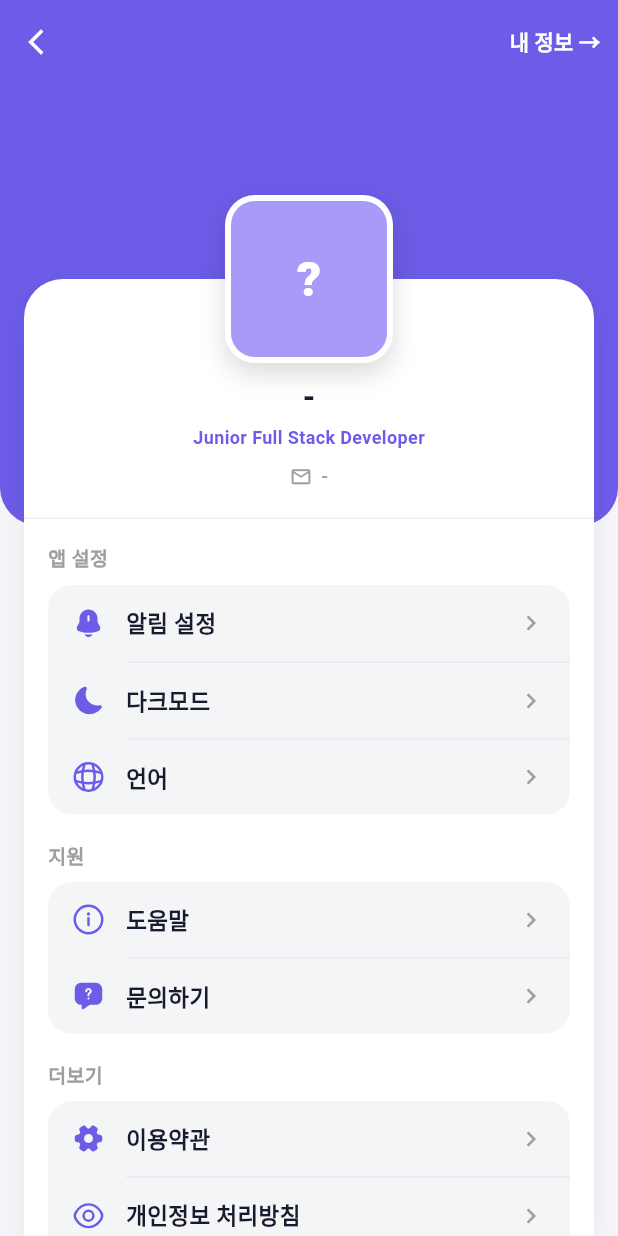
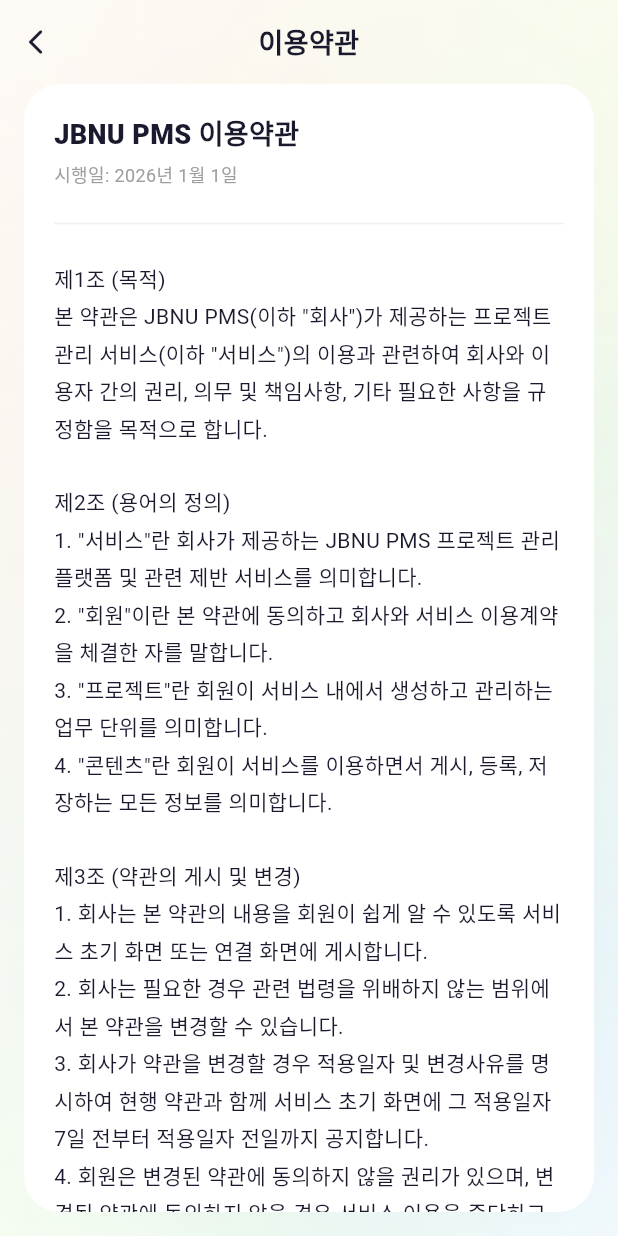
Before and after one commit to seb0070/jbnu-pms-fe, a Flutter app: the MoreScreen screen opened directly, after a tap on "이용약관", on a phone screen of 412 x 824 dp. Run offline on Flutter 3.47's test engine with Material 3 defaults, Android fonts, the phone set to English and light mode, and no system bars; our stand-ins replace dio, flutter_svg, google_sign_in, logger, shared_preferences; accounts and stored records are empty; network calls fail.

Commit message:
feat: 이용약관 및 개인정보처리방침 화면 구현 (#11)

```diff
--- a/lib/features/more/screens/more_screen.dart
+++ b/lib/features/more/screens/more_screen.dart
@@ -4,6 +4,8 @@
 import '../../user/services/user_service.dart';
 import '../../auth/services/auth_service.dart';
 import '../../auth/screens/onboarding_screen.dart';
+import 'terms_screen.dart';
+import 'privacy_screen.dart';
 
 class MoreScreen extends StatefulWidget {
   const MoreScreen({super.key});
@@ -294,13 +296,25 @@
                                               iconPath:
                                                   'lib/assets/icons/more_ToS.svg',
                                               title: '이용약관',
-                                              onTap: () {},
+                                              onTap: () => Navigator.push(
+                                                context,
+                                                MaterialPageRoute(
+                                                  builder: (_) =>
+                                                      const TermsScreen(),
+                                                ),
+                                              ),
                                             ),
                                             _menuItem(
                                               iconPath:
                                                   'lib/assets/icons/more_personal_doc.svg',
-                                              title: '개인정보 처리방침',
-                                              onTap: () {},
+                                              title: '개인정보처리방침',
+                                              onTap: () => Navigator.push(
+                                                context,
+                                                MaterialPageRoute(
+                                                  builder: (_) =>
+                                                      const PrivacyScreen(),
+                                                ),
+                                              ),
                                             ),
                                             _menuItem(
                                               iconPath:
--- /dev/null
+++ b/lib/features/more/screens/privacy_screen.dart
@@ -0,0 +1,181 @@
+import 'package:flutter/material.dart';
+
+class PrivacyScreen extends StatelessWidget {
+  const PrivacyScreen({super.key});
+
+  static const _purple = Color(0xFF6C5CE7);
+
+  static const String _termsContent = '''JBNU PMS 개인정보처리방침
+
+JBNU PMS(이하 "회사")는 개인정보보호법 제30조에 따라 정보주체의 개인정보를 보호하고 이와 관련한 고충을 신속하고 원활하게 처리할 수 있도록 다음과 같이 개인정보 처리방침을 수립·공개합니다.
+
+제1조 (개인정보의 처리 목적)
+회사는 다음의 목적을 위하여 개인정보를 처리합니다. 처리하고 있는 개인정보는 다음의 목적 이외의 용도로는 이용되지 않으며, 이용 목적이 변경되는 경우에는 개인정보보호법 제18조에 따라 별도의 동의를 받는 등 필요한 조치를 이행할 예정입니다.
+
+1. 회원 가입 및 관리
+회원 가입의사 확인, 회원제 서비스 제공에 따른 본인 식별·인증, 회원자격 유지·관리, 서비스 부정이용 방지, 각종 고지·통지 목적으로 개인정보를 처리합니다.
+
+2. 서비스 제공
+프로젝트 관리 서비스 제공, 콘텐츠 제공, 맞춤 서비스 제공을 목적으로 개인정보를 처리합니다.
+
+3. 고충처리
+민원인의 신원 확인, 민원사항 확인, 사실조사를 위한 연락·통지, 처리결과 통보의 목적으로 개인정보를 처리합니다.
+
+제2조 (개인정보의 처리 및 보유기간)
+1. 회사는 법령에 따른 개인정보 보유·이용기간 또는 정보주체로부터 개인정보를 수집 시에 동의받은 개인정보 보유·이용기간 내에서 개인정보를 처리·보유합니다.
+2. 각각의 개인정보 처리 및 보유 기간은 다음과 같습니다.
+   - 회원 가입 및 관리: 회원 탈퇴 시까지
+   - 단, 관계 법령 위반에 따른 수사·조사 등이 진행 중인 경우에는 해당 수사·조사 종료 시까지
+   - 서비스 제공: 서비스 이용계약 종료 시까지
+
+제3조 (처리하는 개인정보의 항목)
+회사는 다음의 개인정보 항목을 처리하고 있습니다.
+
+1. 필수항목
+   - 이메일 주소
+   - 이름
+   - 비밀번호(암호화 저장)
+
+2. 선택항목
+   - 프로필 이미지
+
+3. 서비스 이용 과정에서 자동으로 생성·수집되는 정보
+   - IP주소
+   - 쿠키
+   - 서비스 이용 기록
+   - 접속 로그
+
+제4조 (개인정보의 제3자 제공)
+회사는 정보주체의 개인정보를 제1조(개인정보의 처리 목적)에서 명시한 범위 내에서만 처리하며, 정보주체의 동의, 법률의 특별한 규정 등 개인정보보호법 제17조에 해당하는 경우에만 개인정보를 제3자에게 제공합니다.
+
+제5조 (개인정보처리의 위탁)
+회사는 원활한 개인정보 업무처리를 위하여 다음과 같이 개인정보 처리업무를 위탁하고 있습니다.
+   - 현재 위탁 업체 없음
+   - 위탁업무 발생 시 사전 공지 예정
+
+제6조 (정보주체의 권리·의무 및 행사방법)
+1. 정보주체는 회사에 대해 언제든지 다음 각 호의 개인정보 보호 관련 권리를 행사할 수 있습니다.
+   가. 개인정보 열람 요구
+   나. 오류 등이 있을 경우 정정 요구
+   다. 삭제 요구
+   라. 처리정지 요구
+2. 제1항에 따른 권리 행사는 회사에 대해 서면, 전화, 전자우편 등을 통하여 하실 수 있으며 회사는 이에 대해 지체없이 조치하겠습니다.
+3. 정보주체가 개인정보의 오류 등에 대한 정정 또는 삭제를 요구한 경우에는 회사는 정정 또는 삭제를 완료할 때까지 당해 개인정보를 이용하거나 제공하지 않습니다.
+
+제7조 (개인정보의 파기)
+1. 회사는 개인정보 보유기간의 경과, 처리목적 달성 등 개인정보가 불필요하게 되었을 때에는 지체없이 해당 개인정보를 파기합니다.
+2. 개인정보 파기의 절차 및 방법은 다음과 같습니다.
+   가. 파기절차: 불필요한 개인정보 및 개인정보파일은 개인정보책임자의 책임 하에 내부 방침 절차에 따라 파기합니다.
+   나. 파기방법: 전자적 파일 형태의 정보는 기록을 재생할 수 없는 기술적 방법을 사용합니다.
+
+제8조 (개인정보의 안전성 확보조치)
+회사는 개인정보의 안전성 확보를 위해 다음과 같은 조치를 취하고 있습니다.
+1. 관리적 조치: 내부관리계획 수립·시행, 정기적 직원 교육
+2. 기술적 조치: 개인정보처리시스템 등의 접근권한 관리, 접근통제시스템 설치, 개인정보의 암호화, 보안프로그램 설치
+3. 물리적 조치: 전산실, 자료보관실 등의 접근통제
+
+제9조 (개인정보 보호책임자)
+1. 회사는 개인정보 처리에 관한 업무를 총괄해서 책임지고, 개인정보 처리와 관련한 정보주체의 불만처리 및 피해구제 등을 위하여 아래와 같이 개인정보 보호책임자를 지정하고 있습니다.
+   - 개인정보 보호책임자: 추후 지정 예정
+   - 연락처: support@jbnu-pms.com
+
+2. 정보주체께서는 회사의 서비스를 이용하시면서 발생한 모든 개인정보 보호 관련 문의, 불만처리, 피해구제 등에 관한 사항을 개인정보 보호책임자에게 문의하실 수 있습니다.
+
+제10조 (개인정보 처리방침 변경)
+이 개인정보 처리방침은 2024. 1. 1부터 적용되며, 법령 및 방침에 따른 변경내용의 추가, 삭제 및 정정이 있는 경우에는 변경사항의 시행 7일 전부터 공지사항을 통하여 고지할 것입니다.
+
+부칙
+본 방침은 2026년 1월 1일부터 시행합니다.''';
+
+  @override
+  Widget build(BuildContext context) {
+    return Scaffold(
+      body: Stack(
+        children: [
+          Positioned.fill(
+            child: Image.asset(
+              'lib/assets/images/background.png',
+              fit: BoxFit.cover,
+            ),
+          ),
+          SafeArea(
+            child: Column(
+              children: [
+                // 앱바
+                SizedBox(
+                  height: 56,
+                  child: Row(
+                    children: [
+                      IconButton(
+                        icon: const Icon(
+                          Icons.arrow_back_ios_rounded,
+                          color: Color(0xFF1A1A2E),
+                          size: 20,
+                        ),
+                        onPressed: () => Navigator.pop(context),
+                      ),
+                      const Expanded(
+                        child: Text(
+                          '개인정보처리방침',
+                          textAlign: TextAlign.center,
+                          style: TextStyle(
+                            fontSize: 18,
+                            fontWeight: FontWeight.w700,
+                            color: Color(0xFF1A1A2E),
+                          ),
+                        ),
+                      ),
+                      const SizedBox(width: 48),
+                    ],
+                  ),
+                ),
+                // 내용
+                Expanded(
+                  child: Container(
+                    margin: const EdgeInsets.fromLTRB(16, 0, 16, 16),
+                    decoration: BoxDecoration(
+                      color: Colors.white,
+                      borderRadius: BorderRadius.circular(24),
+                    ),
+                    child: SingleChildScrollView(
+                      padding: const EdgeInsets.all(20),
+                      child: Column(
+                        crossAxisAlignment: CrossAxisAlignment.start,
+                        children: [
+                          const Text(
+                            'JBNU PMS 개인정보처리방침',
+                            style: TextStyle(
+                              fontSize: 18,
+                              fontWeight: FontWeight.w800,
+                              color: Color(0xFF1A1A2E),
+                            ),
+                          ),
+                          const SizedBox(height: 4),
+                          const Text(
+                            '시행일: 2026년 1월 1일',
+                            style: TextStyle(fontSize: 12, color: Colors.grey),
+                          ),
+                          const SizedBox(height: 16),
+                          const Divider(color: Color(0xFFF0F0F0)),
+                          const SizedBox(height: 16),
+                          Text(
+                            _termsContent,
+                            style: const TextStyle(
+                              fontSize: 14,
+                              color: Color(0xFF1A1A2E),
+                              height: 1.7,
+                            ),
+                          ),
+                        ],
+                      ),
+                    ),
+                  ),
+                ),
+              ],
+            ),
+          ),
+        ],
+      ),
+    );
+  }
+}
--- /dev/null
+++ b/lib/features/more/screens/terms_screen.dart
@@ -0,0 +1,192 @@
+import 'package:flutter/material.dart';
+
+class TermsScreen extends StatelessWidget {
+  const TermsScreen({super.key});
+
+  static const _purple = Color(0xFF6C5CE7);
+
+  static const String _termsContent = '''제1조 (목적)
+본 약관은 JBNU PMS(이하 "회사")가 제공하는 프로젝트 관리 서비스(이하 "서비스")의 이용과 관련하여 회사와 이용자 간의 권리, 의무 및 책임사항, 기타 필요한 사항을 규정함을 목적으로 합니다.
+
+제2조 (용어의 정의)
+1. "서비스"란 회사가 제공하는 JBNU PMS 프로젝트 관리 플랫폼 및 관련 제반 서비스를 의미합니다.
+2. "회원"이란 본 약관에 동의하고 회사와 서비스 이용계약을 체결한 자를 말합니다.
+3. "프로젝트"란 회원이 서비스 내에서 생성하고 관리하는 업무 단위를 의미합니다.
+4. "콘텐츠"란 회원이 서비스를 이용하면서 게시, 등록, 저장하는 모든 정보를 의미합니다.
+
+제3조 (약관의 게시 및 변경)
+1. 회사는 본 약관의 내용을 회원이 쉽게 알 수 있도록 서비스 초기 화면 또는 연결 화면에 게시합니다.
+2. 회사는 필요한 경우 관련 법령을 위배하지 않는 범위에서 본 약관을 변경할 수 있습니다.
+3. 회사가 약관을 변경할 경우 적용일자 및 변경사유를 명시하여 현행 약관과 함께 서비스 초기 화면에 그 적용일자 7일 전부터 적용일자 전일까지 공지합니다.
+4. 회원은 변경된 약관에 동의하지 않을 권리가 있으며, 변경된 약관에 동의하지 않을 경우 서비스 이용을 중단하고 탈퇴할 수 있습니다.
+
+제4조 (회원가입)
+1. 회원가입은 이용자가 약관의 내용에 동의하고, 회사가 정한 가입 양식에 따라 회원정보를 기입하여 가입 신청을 완료함으로써 체결됩니다.
+2. 회사는 다음 각 호에 해당하는 신청에 대하여는 승인을 하지 않거나 사후에 이용계약을 해지할 수 있습니다.
+   가. 타인의 명의를 사용하여 신청한 경우
+   나. 허위의 정보를 기재하거나, 회사가 제시하는 내용을 기재하지 않은 경우
+   다. 관련 법령에 위배되거나 사회의 안녕과 질서, 미풍양속을 저해할 목적으로 신청한 경우
+
+제5조 (서비스의 제공)
+1. 회사는 다음과 같은 서비스를 제공합니다.
+   가. 프로젝트 생성 및 관리 기능
+   나. 작업 할당 및 진행 상황 추적 기능
+   다. 팀원 간 협업 기능
+   라. 일정 관리 기능
+   마. 기타 회사가 추가 개발하거나 제휴계약 등을 통해 회원에게 제공하는 서비스
+2. 서비스는 연중무휴, 1일 24시간 제공함을 원칙으로 합니다.
+3. 회사는 컴퓨터 등 정보통신설비의 보수점검, 교체 및 고장, 통신두절 등의 사유가 발생한 경우에는 서비스의 제공을 일시적으로 중단할 수 있습니다.
+
+제6조 (서비스의 변경 및 중단)
+1. 회사는 상당한 이유가 있는 경우 운영상, 기술상의 필요에 따라 제공하고 있는 서비스의 전부 또는 일부를 변경할 수 있습니다.
+2. 서비스의 내용, 이용방법, 이용시간에 대하여 변경이 있는 경우 변경사유, 변경될 서비스의 내용 및 제공일자 등을 그 변경 전 7일 이상 해당 서비스 초기화면에 게시합니다.
+3. 회사는 다음 각 호에 해당하는 경우 서비스의 전부 또는 일부를 제한하거나 중지할 수 있습니다.
+   가. 서비스용 설비의 보수 등 공사로 인한 부득이한 경우
+   나. 정전, 제반 설비의 장애 또는 이용량의 폭주 등으로 정상적인 서비스 이용에 지장이 있는 경우
+   다. 서비스 제공업자와의 계약 종료 등과 같은 회사의 제반 사정으로 서비스를 유지할 수 없는 경우
+
+제7조 (회원정보의 변경)
+1. 회원은 개인정보관리화면을 통하여 언제든지 본인의 개인정보를 열람하고 수정할 수 있습니다.
+2. 회원은 회원가입 신청 시 기재한 사항이 변경되었을 경우 온라인으로 수정을 하거나 이메일 기타 방법으로 회사에 대하여 그 변경사항을 알려야 합니다.
+
+제8조 (개인정보보호)
+회사는 관련 법령이 정하는 바에 따라 회원의 개인정보를 보호하기 위해 노력합니다. 개인정보의 보호 및 사용에 대해서는 관련 법령 및 회사의 개인정보처리방침이 적용됩니다.
+
+제9조 (회원의 의무)
+1. 회원은 다음 행위를 하여서는 안 됩니다.
+   가. 신청 또는 변경 시 허위내용의 등록
+   나. 타인의 정보 도용
+   다. 회사가 게시한 정보의 변경
+   라. 회사가 정한 정보 이외의 정보(컴퓨터 프로그램 등) 등의 송신 또는 게시
+   마. 회사와 기타 제3자의 저작권 등 지적재산권에 대한 침해
+   바. 회사 및 기타 제3자의 명예를 손상시키거나 업무를 방해하는 행위
+   사. 외설 또는 폭력적인 메시지, 화상, 음성, 기타 공서양속에 반하는 정보를 서비스에 공개 또는 게시하는 행위
+2. 회원은 관계법령, 본 약관의 규정, 이용안내 및 서비스와 관련하여 공지한 주의사항, 회사가 통지하는 사항 등을 준수하여야 합니다.
+
+제10조 (회사의 의무)
+1. 회사는 관련 법령과 본 약관이 금지하거나 미풍양속에 반하는 행위를 하지 않으며, 계속적이고 안정적으로 서비스를 제공하기 위하여 최선을 다하여 노력합니다.
+2. 회사는 회원이 안전하게 서비스를 이용할 수 있도록 개인정보(신용정보 포함) 보호를 위해 보안시스템을 갖추어야 하며 개인정보처리방침을 공시하고 준수합니다.
+3. 회사는 서비스 이용과 관련하여 회원으로부터 제기된 의견이나 불만이 정당하다고 인정할 경우 이를 처리하여야 합니다.
+
+제11조 (콘텐츠의 관리)
+1. 회원이 작성한 콘텐츠에 대한 저작권 및 책임은 콘텐츠를 작성한 회원에게 있습니다.
+2. 회사는 회원이 작성한 콘텐츠를 서비스 제공 목적 범위 내에서 사용할 수 있습니다.
+3. 회사는 다음 각 호에 해당하는 콘텐츠나 자료에 대해서는 사전 통지 없이 삭제하거나 이동 또는 등록 거부를 할 수 있습니다.
+   가. 타인을 비방하거나 명예를 손상시키는 내용
+   나. 공서양속에 위반되는 내용
+   다. 범죄적 행위에 결부된다고 인정되는 내용
+   라. 회사의 저작권, 제3자의 저작권 등 기타 권리를 침해하는 내용
+   마. 기타 관계 법령에 위배되는 내용
+
+제12조 (계약해지 및 이용제한)
+1. 회원이 이용계약을 해지하고자 하는 경우에는 회원 본인이 서비스 내 제공되는 메뉴를 이용하여 해지 신청을 하여야 합니다.
+2. 회사는 회원이 다음 각 호에 해당하는 행위를 하였을 경우 사전 통지 없이 이용계약을 해지하거나 또는 기간을 정하여 서비스 이용을 중지할 수 있습니다.
+   가. 타인의 서비스 이용을 방해하거나 타인의 개인정보를 도용한 경우
+   나. 서비스를 이용하여 법령 또는 본 약관이 금지하는 행위를 하는 경우
+
+제13조 (면책조항)
+1. 회사는 천재지변, 전쟁 및 기타 이에 준하는 불가항력으로 인하여 서비스를 제공할 수 없는 경우에는 서비스 제공에 대한 책임이 면제됩니다.
+2. 회사는 회원의 귀책사유로 인한 서비스 이용의 장애 또는 손해에 대하여 책임을 지지 않습니다.
+3. 회사는 회원이 서비스를 이용하여 기대하는 수익을 얻지 못하거나 상실한 것에 대하여 책임을 지지 않습니다.
+4. 회사는 회원 상호간 또는 회원과 제3자 간에 서비스를 매개로 발생한 분쟁에 대해서는 개입할 의무가 없으며 이로 인한 손해를 배상할 책임도 없습니다.
+
+제14조 (분쟁해결)
+1. 회사와 회원은 서비스와 관련하여 발생한 분쟁을 원만하게 해결하기 위하여 필요한 모든 노력을 하여야 합니다.
+2. 본 약관에서 정하지 아니한 사항과 본 약관의 해석에 관하여는 대한민국 법령 또는 상관례에 따릅니다.
+3. 서비스 이용으로 발생한 분쟁에 대해 소송이 제기될 경우 회사의 본사 소재지를 관할하는 법원을 관할 법원으로 합니다.
+
+부칙
+본 약관은 2026년 1월 1일부터 시행합니다.''';
+
+  @override
+  Widget build(BuildContext context) {
+    return Scaffold(
+      body: Stack(
+        children: [
+          Positioned.fill(
+            child: Image.asset(
+              'lib/assets/images/background.png',
+              fit: BoxFit.cover,
+            ),
+          ),
+          SafeArea(
+            child: Column(
+              children: [
+                // 앱바
+                SizedBox(
+                  height: 56,
+                  child: Row(
+                    children: [
+                      IconButton(
+                        icon: const Icon(
+                          Icons.arrow_back_ios_rounded,
+                          color: Color(0xFF1A1A2E),
+                          size: 20,
+                        ),
+                        onPressed: () => Navigator.pop(context),
+                      ),
+                      const Expanded(
+                        child: Text(
+                          '이용약관',
+                          textAlign: TextAlign.center,
+                          style: TextStyle(
+                            fontSize: 18,
+                            fontWeight: FontWeight.w700,
+                            color: Color(0xFF1A1A2E),
+                          ),
+                        ),
+                      ),
+                      const SizedBox(width: 48),
+                    ],
+                  ),
+                ),
+                // 내용
+                Expanded(
+                  child: Container(
+                    margin: const EdgeInsets.fromLTRB(16, 0, 16, 16),
+                    decoration: BoxDecoration(
+                      color: Colors.white,
+                      borderRadius: BorderRadius.circular(24),
+                    ),
+                    child: SingleChildScrollView(
+                      padding: const EdgeInsets.all(20),
+                      child: Column(
+                        crossAxisAlignment: CrossAxisAlignment.start,
+                        children: [
+                          const Text(
+                            'JBNU PMS 이용약관',
+                            style: TextStyle(
+                              fontSize: 18,
+                              fontWeight: FontWeight.w800,
+                              color: Color(0xFF1A1A2E),
+                            ),
+                          ),
+                          const SizedBox(height: 4),
+                          const Text(
+                            '시행일: 2026년 1월 1일',
+                            style: TextStyle(fontSize: 12, color: Colors.grey),
+                          ),
+                          const SizedBox(height: 16),
+                          const Divider(color: Color(0xFFF0F0F0)),
+                          const SizedBox(height: 16),
+                          Text(
+                            _termsContent,
+                            style: const TextStyle(
+                              fontSize: 14,
+                              color: Color(0xFF1A1A2E),
+                              height: 1.7,
+                            ),
+                          ),
+                        ],
+                      ),
+                    ),
+                  ),
+                ),
+              ],
+            ),
+          ),
+        ],
+      ),
+    );
+  }
+}
```
